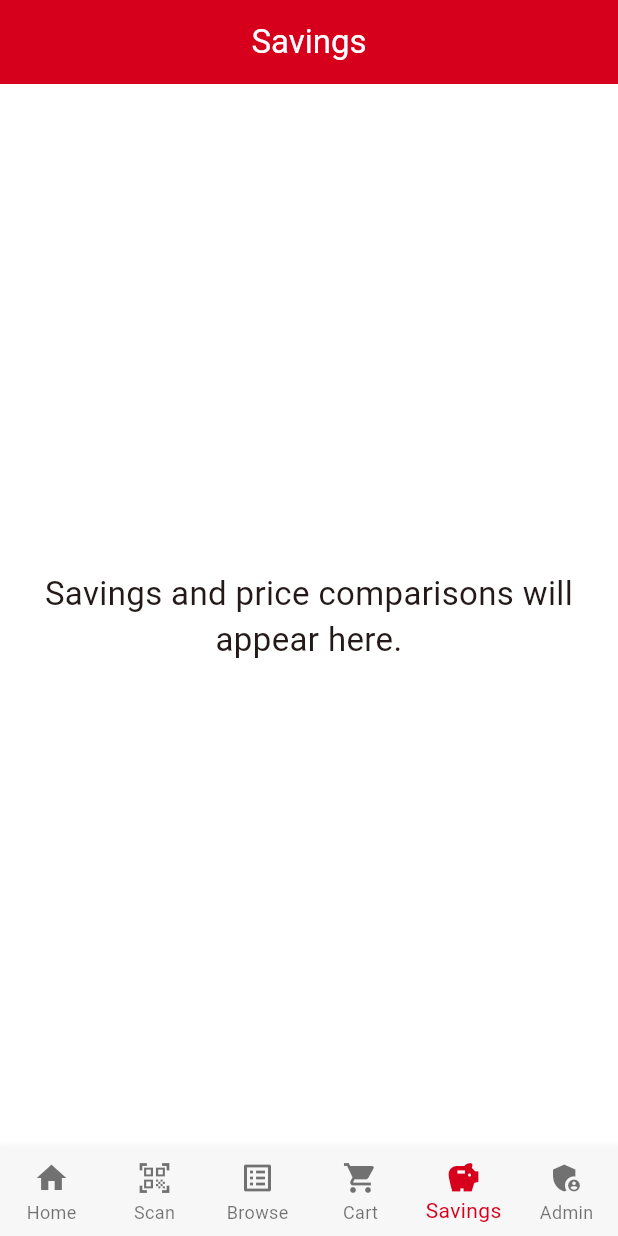
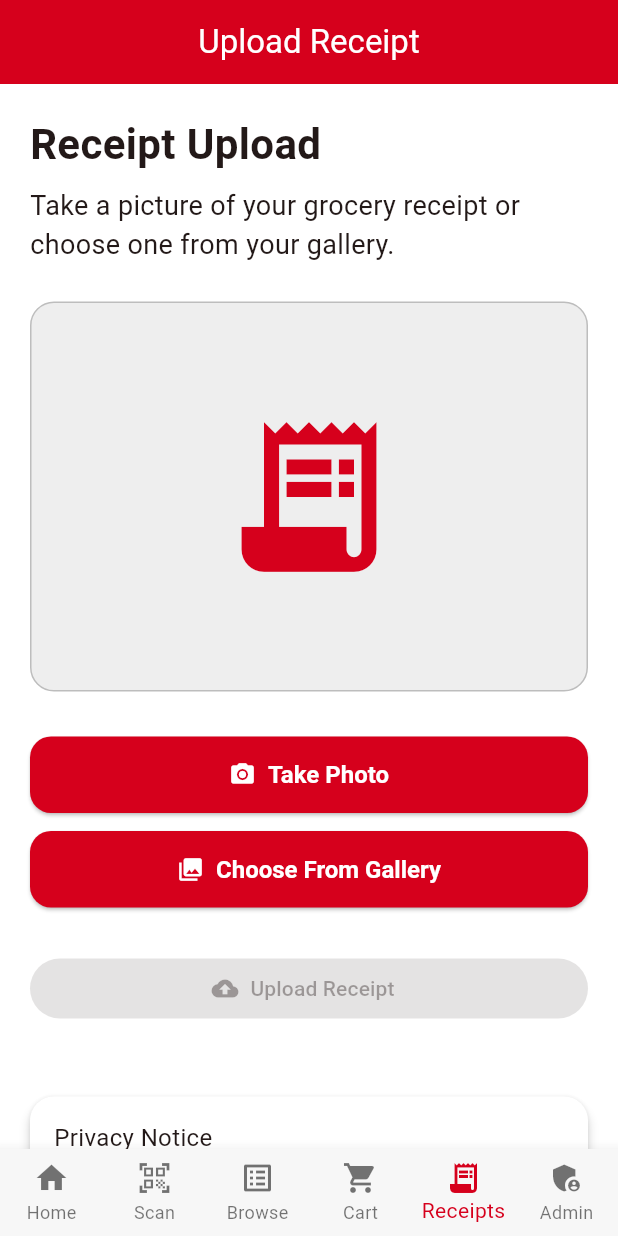
Before and after one commit to bobbybou14/SmartCart-Canada, a Flutter app: the screen it shows after launch, item 5 of the bottom bar chosen, on a phone screen of 412 x 824 dp. Run offline on Flutter 3.47's test engine with Material 3 defaults, Android fonts, the phone set to English and light mode, and no system bars; our stand-ins replace flutter_dotenv, image_picker, supabase_flutter; missing offline and left inert: mobile_scanner; accounts and stored records are empty.

Commit message:
Add receipt upload screen

```diff
--- a/lib/app.dart
+++ b/lib/app.dart
@@ -6,6 +6,7 @@ import 'screens/admin_screen.dart';
 import 'screens/cart_screen.dart';
 import 'screens/home_screen.dart';
 import 'screens/product_catalog_screen.dart';
+import 'screens/receipt_upload_screen.dart';
 import 'screens/scan_screen.dart';
 
 class SmartCartCanadaApp extends StatefulWidget {
@@ -54,10 +55,7 @@ class _SmartCartCanadaAppState extends State<SmartCartCanadaApp> {
       ScanScreen(onItemScanned: addToCart),
       ProductCatalogScreen(onAddToCart: addToCart),
       CartScreen(cart: cart),
-      const PlaceholderScreen(
-        title: 'Savings',
-        message: 'Savings and price comparisons will appear here.',
-      ),
+      const ReceiptUploadScreen(),
       const AdminScreen(),
     ];
 
@@ -89,7 +87,10 @@ class _SmartCartCanadaAppState extends State<SmartCartCanadaApp> {
               icon: Icon(Icons.shopping_cart),
               label: 'Cart',
             ),
-            BottomNavigationBarItem(icon: Icon(Icons.savings), label: 'Savings'),
+            BottomNavigationBarItem(
+              icon: Icon(Icons.receipt_long),
+              label: 'Receipts',
+            ),
             BottomNavigationBarItem(
               icon: Icon(Icons.admin_panel_settings),
               label: 'Admin',
@@ -100,30 +101,3 @@ class _SmartCartCanadaAppState extends State<SmartCartCanadaApp> {
     );
   }
 }
-
-class PlaceholderScreen extends StatelessWidget {
-  final String title;
-  final String message;
-
-  const PlaceholderScreen({
-    super.key,
-    required this.title,
-    required this.message,
-  });
-
-  @override
-  Widget build(BuildContext context) {
-    return Scaffold(
-      appBar: AppBar(
-        title: Text(title),
-      ),
-      body: Center(
-        child: Text(
-          message,
-          textAlign: TextAlign.center,
-          style: const TextStyle(fontSize: 22),
-        ),
-      ),
-    );
-  }
-}
--- /dev/null
+++ b/lib/models/receipt.dart
@@ -0,0 +1,77 @@
+class Receipt {
+  final String id;
+  final String? storeId;
+  final String storeName;
+  final String province;
+  final String city;
+  final DateTime? purchaseDate;
+  final double subtotal;
+  final double tax;
+  final double total;
+  final String source;
+  final String processingStatus;
+  final bool personalDataRedacted;
+  final bool rawImageStored;
+  final String notes;
+  final DateTime? createdAt;
+
+  const Receipt({
+    required this.id,
+    this.storeId,
+    this.storeName = '',
+    this.province = '',
+    this.city = '',
+    this.purchaseDate,
+    this.subtotal = 0,
+    this.tax = 0,
+    this.total = 0,
+    this.source = 'receipt',
+    this.processingStatus = 'pending',
+    this.personalDataRedacted = true,
+    this.rawImageStored = false,
+    this.notes = '',
+    this.createdAt,
+  });
+
+  factory Receipt.fromMap(Map<String, dynamic> map) {
+    return Receipt(
+      id: map['id'] ?? '',
+      storeId: map['store_id'],
+      storeName: map['store_name'] ?? '',
+      province: map['province'] ?? '',
+      city: map['city'] ?? '',
+      purchaseDate: map['purchase_date'] == null
+          ? null
+          : DateTime.tryParse(map['purchase_date']),
+      subtotal: double.tryParse(map['subtotal'].toString()) ?? 0,
+      tax: double.tryParse(map['tax'].toString()) ?? 0,
+      total: double.tryParse(map['total'].toString()) ?? 0,
+      source: map['source'] ?? 'receipt',
+      processingStatus: map['processing_status'] ?? 'pending',
+      personalDataRedacted: map['personal_data_redacted'] ?? true,
+      rawImageStored: map['raw_image_stored'] ?? false,
+      notes: map['notes'] ?? '',
+      createdAt: map['created_at'] == null
+          ? null
+          : DateTime.tryParse(map['created_at']),
+    );
+  }
+
+  Map<String, dynamic> toMap() {
+    return {
+      'store_id': storeId,
+      'store_name': storeName,
+      'province': province,
+      'city': city,
+      'purchase_date': purchaseDate?.toIso8601String(),
+      'subtotal': subtotal,
+      'tax': tax,
+      'total': total,
+      'source': source,
+      'processing_status': processingStatus,
+      'personal_data_redacted': personalDataRedacted,
+      'raw_image_stored': rawImageStored,
+      'notes': notes,
+    };
+  }
+}
--- /dev/null
+++ b/lib/screens/receipt_upload_screen.dart
@@ -0,0 +1,154 @@
+import 'dart:io';
+
+import 'package:flutter/material.dart';
+import 'package:image_picker/image_picker.dart';
+
+import '../core/theme/app_colors.dart';
+
+class ReceiptUploadScreen extends StatefulWidget {
+  const ReceiptUploadScreen({super.key});
+
+  @override
+  State<ReceiptUploadScreen> createState() => _ReceiptUploadScreenState();
+}
+
+class _ReceiptUploadScreenState extends State<ReceiptUploadScreen> {
+  final ImagePicker _picker = ImagePicker();
+
+  File? _receiptImage;
+
+  Future<void> _pickFromCamera() async {
+    final XFile? image = await _picker.pickImage(
+      source: ImageSource.camera,
+      imageQuality: 85,
+    );
+
+    if (image == null) return;
+
+    setState(() {
+      _receiptImage = File(image.path);
+    });
+  }
+
+  Future<void> _pickFromGallery() async {
+    final XFile? image = await _picker.pickImage(
+      source: ImageSource.gallery,
+      imageQuality: 85,
+    );
+
+    if (image == null) return;
+
+    setState(() {
+      _receiptImage = File(image.path);
+    });
+  }
+
+  void _uploadReceipt() {
+    ScaffoldMessenger.of(context).showSnackBar(
+      const SnackBar(
+        content: Text(
+          'Receipt saved. OCR processing will be added in the next version.',
+        ),
+      ),
+    );
+  }
+
+  Widget _preview() {
+    if (_receiptImage == null) {
+      return Container(
+        height: 260,
+        decoration: BoxDecoration(
+          color: Colors.grey.shade200,
+          borderRadius: BorderRadius.circular(16),
+          border: Border.all(color: Colors.grey.shade400),
+        ),
+        child: const Center(
+          child: Icon(
+            Icons.receipt_long,
+            size: 120,
+            color: AppColors.primary,
+          ),
+        ),
+      );
+    }
+
+    return ClipRRect(
+      borderRadius: BorderRadius.circular(16),
+      child: Image.file(
+        _receiptImage!,
+        height: 260,
+        width: double.infinity,
+        fit: BoxFit.cover,
+      ),
+    );
+  }
+
+  @override
+  Widget build(BuildContext context) {
+    return Scaffold(
+      appBar: AppBar(
+        title: const Text("Upload Receipt"),
+      ),
+      body: ListView(
+        padding: const EdgeInsets.all(20),
+        children: [
+          const Text(
+            "Receipt Upload",
+            style: TextStyle(
+              fontSize: 28,
+              fontWeight: FontWeight.bold,
+            ),
+          ),
+          const SizedBox(height: 8),
+          const Text(
+            "Take a picture of your grocery receipt or choose one from your gallery.",
+            style: TextStyle(fontSize: 18),
+          ),
+          const SizedBox(height: 25),
+
+          _preview(),
+
+          const SizedBox(height: 30),
+
+          ElevatedButton.icon(
+            onPressed: _pickFromCamera,
+            icon: const Icon(Icons.photo_camera),
+            label: const Text("Take Photo"),
+          ),
+
+          const SizedBox(height: 12),
+
+          ElevatedButton.icon(
+            onPressed: _pickFromGallery,
+            icon: const Icon(Icons.photo_library),
+            label: const Text("Choose From Gallery"),
+          ),
+
+          const SizedBox(height: 30),
+
+          FilledButton.icon(
+            onPressed:
+                _receiptImage == null ? null : _uploadReceipt,
+            icon: const Icon(Icons.cloud_upload),
+            label: const Text("Upload Receipt"),
+          ),
+
+          const SizedBox(height: 40),
+
+          const Card(
+            child: Padding(
+              padding: EdgeInsets.all(16),
+              child: Text(
+                "Privacy Notice\n\n"
+                "SmartCart only stores grocery-related information.\n\n"
+                "Credit card numbers, loyalty numbers and other personal information "
+                "will never be stored.",
+                style: TextStyle(fontSize: 16),
+              ),
+            ),
+          ),
+        ],
+      ),
+    );
+  }
+}
--- /dev/null
+++ b/lib/service/receipt_service.dart
@@ -0,0 +1,46 @@
+import 'package:supabase_flutter/supabase_flutter.dart';
+
+import '../models/receipt.dart';
+import '../models/receipt_item.dart';
+
+class ReceiptService {
+  static final _client = Supabase.instance.client;
+
+  static Future<Receipt> saveReceipt(Receipt receipt) async {
+    final response = await _client
+        .from('receipts')
+        .insert(receipt.toMap())
+        .select()
+        .single();
+
+    return Receipt.fromMap(response);
+  }
+
+  static Future<void> saveReceiptItems(List<ReceiptItem> items) async {
+    if (items.isEmpty) return;
+
+    final rows = items.map((item) => item.toMap()).toList();
+
+    await _client.from('receipt_items').insert(rows);
+  }
+
+  static Future<List<Receipt>> getReceipts() async {
+    final response = await _client
+        .from('receipts')
+        .select()
+        .order('created_at', ascending: false);
+
+    return response.map<Receipt>((item) => Receipt.fromMap(item)).toList();
+  }
+
+  static Future<List<ReceiptItem>> getReceiptItems(String receiptId) async {
+    final response = await _client
+        .from('receipt_items')
+        .select()
+        .eq('receipt_id', receiptId);
+
+    return response
+        .map<ReceiptItem>((item) => ReceiptItem.fromMap(item))
+        .toList();
+  }
+}
```
Also changed, not shown: lib/models/receipt_item.dart (added, +60 -0 lines), pubspec.yaml (+13 -1 lines), pubspec.lock, 5 other files.
